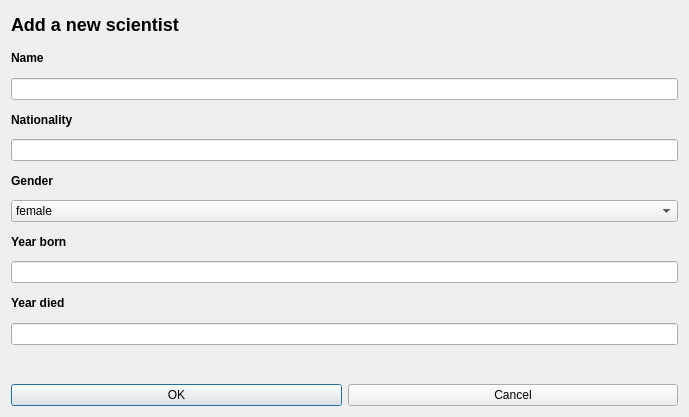
Qt form VLN1-H32/addscientistdialog.ui (Kristian15/VLN1-Hopur32) before a commit.
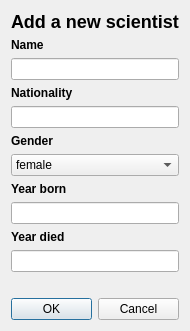
The same form after that commit.

```diff
--- a/VLN1-H32/addscientistdialog.ui
+++ b/VLN1-H32/addscientistdialog.ui
@@ -11,7 +11,7 @@
    </rect>
   </property>
   <property name="sizePolicy">
-   <sizepolicy hsizetype="Fixed" vsizetype="Fixed">
+   <sizepolicy hsizetype="Preferred" vsizetype="Preferred">
     <horstretch>0</horstretch>
     <verstretch>0</verstretch>
    </sizepolicy>
@@ -20,6 +20,9 @@
    <string>Dialog</string>
   </property>
   <layout class="QVBoxLayout" name="verticalLayout_2">
+   <property name="sizeConstraint">
+    <enum>QLayout::SetFixedSize</enum>
+   </property>
    <item>
     <layout class="QVBoxLayout" name="verticalLayout">
      <item>
```
